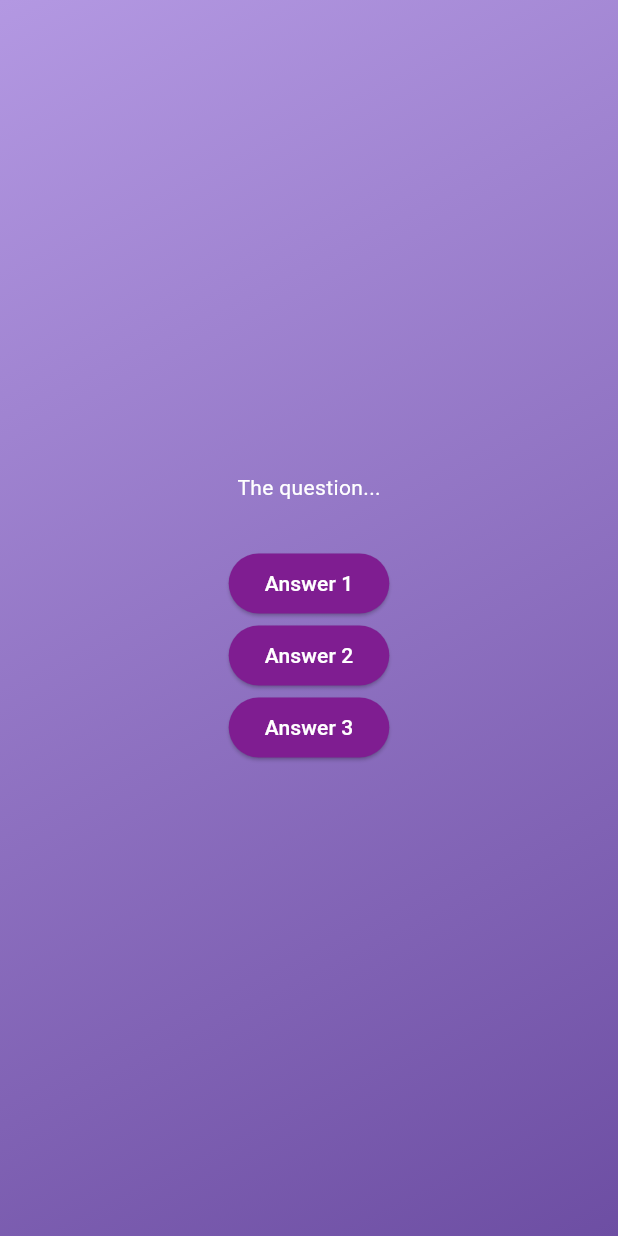
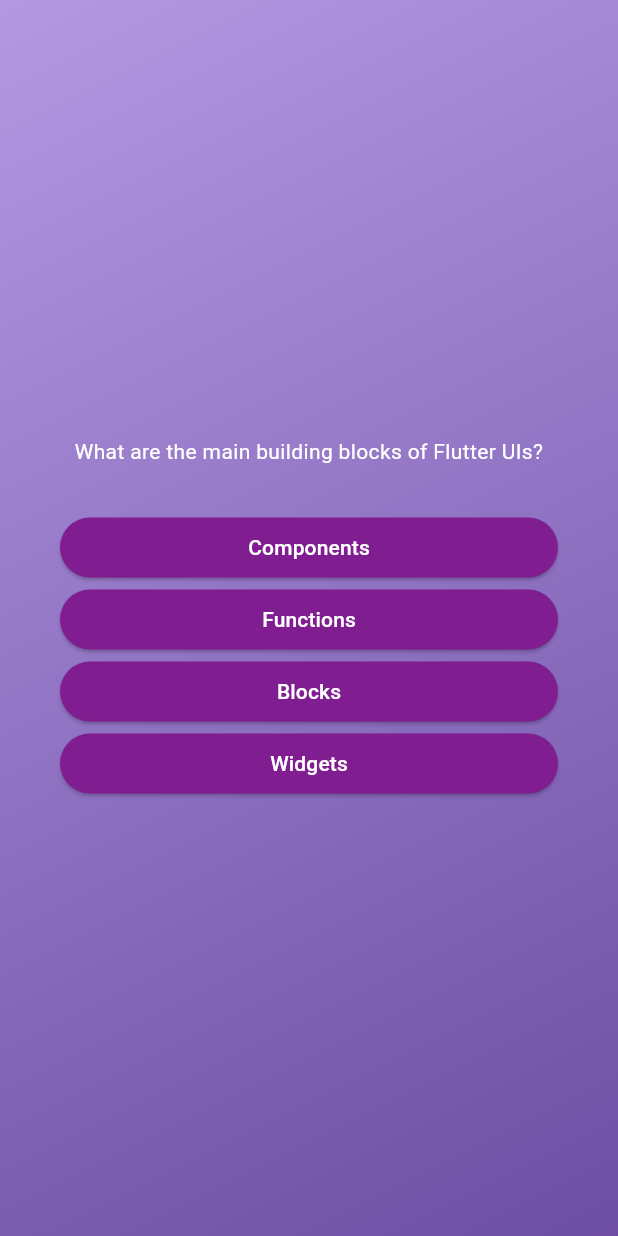
Before and after one commit to duongpnhe181501/flutter_project, a Flutter app: the screen it shows after launch, after a tap on "Start Quiz", on a phone screen of 412 x 824 dp. Run offline on Flutter 3.47's test engine with Material 3 defaults, Android fonts, the phone set to English and light mode, and no system bars.

Commit message:
Update adv_basics

```diff
--- a/adv_basics/lib/answer_button.dart
+++ b/adv_basics/lib/answer_button.dart
@@ -15,6 +15,10 @@ class AnsersButton extends StatelessWidget {
     return ElevatedButton(
       onPressed: onTap,
       style: ElevatedButton.styleFrom(
+        padding: const EdgeInsets.symmetric(
+          vertical: 10,
+          horizontal: 40,
+        ),
         backgroundColor: const Color.fromARGB(255, 127, 29, 145),
         foregroundColor: Colors.white,
         shape: RoundedRectangleBorder(
--- a/adv_basics/lib/models/quiz_question.dart
+++ b/adv_basics/lib/models/quiz_question.dart
@@ -3,4 +3,10 @@ class QuizQuestion {
 
   final String text;
   final List<String> answers;
+
+  List<String> getShuffledAnswer() {
+    final shuffledList = List.of(answers);
+    shuffledList.shuffle();
+    return shuffledList;
+  }
 }
--- a/adv_basics/lib/questions_screen.dart
+++ b/adv_basics/lib/questions_screen.dart
@@ -1,5 +1,6 @@
 import 'package:adv_basics/answer_button.dart';
 import 'package:flutter/material.dart';
+import 'package:adv_basics/data/questions.dart';
 
 class QuestionsScreen extends StatefulWidget {
   const QuestionsScreen({super.key});
@@ -13,29 +14,29 @@ class QuestionsScreen extends StatefulWidget {
 class _QuestionsScreenState extends State<QuestionsScreen> {
   @override
   Widget build(context) {
+    final currentQuestion = questions[0];
+
     return SizedBox(
       width: double.infinity,
+      child: Container(
+        margin: const EdgeInsets.all(40),
         child: Column(
           mainAxisAlignment: MainAxisAlignment.center,
+          crossAxisAlignment: CrossAxisAlignment.stretch,
           children: [
-          const Text(
-            'The question...',
-            style: TextStyle(color: Colors.white),
+            Text(
+              currentQuestion.text,
+              style: const TextStyle(
+                color: Colors.white,
+              ),
+              textAlign: TextAlign.center,
             ),
             const SizedBox(height: 30),
-          AnsersButton(
-            answerText: 'Answer 1',
-            onTap: () {},
+            ...currentQuestion.getShuffledAnswer().map((answer) {
+              return AnsersButton(answerText: answer, onTap: () {});
+            }),
+          ],
         ),
-          AnsersButton(
-            answerText: 'Answer 2',
-            onTap: () {},
-          ),
-          AnsersButton(
-            answerText: 'Answer 3',
-            onTap: () {},
-          ),
-        ],
       ),
     );
   }
--- a/adv_basics/pubspec.yaml
+++ b/adv_basics/pubspec.yaml
@@ -59,7 +59,8 @@ flutter:
   uses-material-design: true
 
   # To add assets to your application, add an assets section, like this:
-  # assets:
+  assets:
+    - assets\images\quiz-logo.png
   #   - images/a_dot_burr.jpeg
   #   - images/a_dot_ham.jpeg
 
```
Also changed, not shown: adv_basics/assets/images/quiz-logo.png (added). Lines whose indentation alone changed are shown as unchanged.
